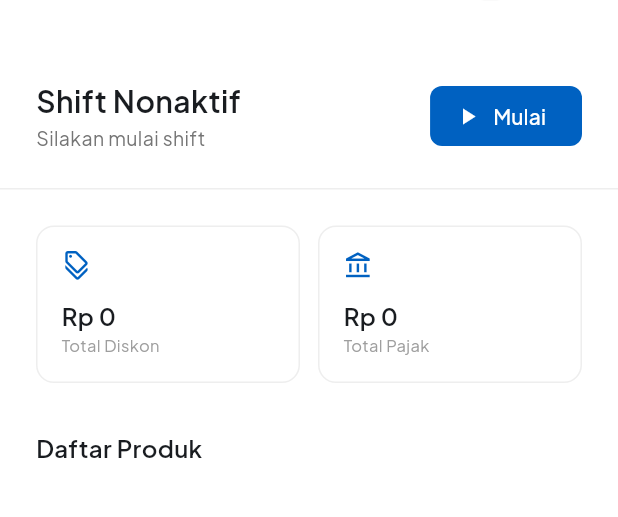
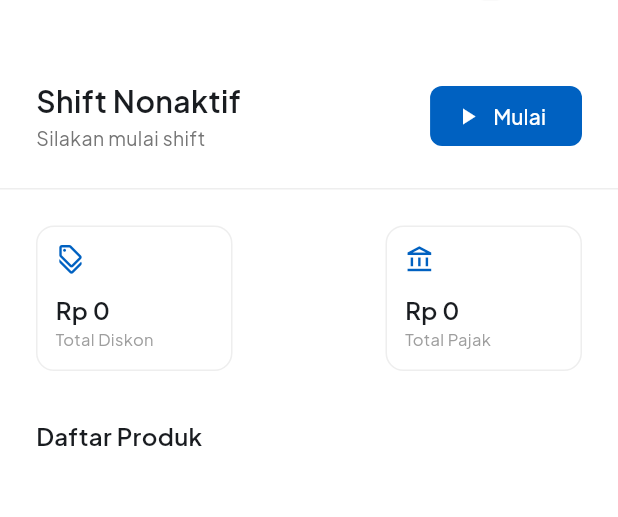
Before and after one commit to Zhprn/mitbizz-app, a Flutter app: the DashboardPage screen opened directly, on a phone screen of 412 x 824 dp, the part 61-578 px from its top. Run offline on Flutter 3.47's test engine with Material 3 defaults, Android fonts, the light colour scheme and no system bars; our stand-ins replace device_preview, lottie, shared_preferences; missing offline and left inert: better_auth_flutter; accounts and stored records are empty; network calls fail.

Commit message:
layout responsive adjust

```diff
--- a/lib/core/widgets/custom_app_bar.dart
+++ b/lib/core/widgets/custom_app_bar.dart
@@ -19,7 +19,7 @@ class CustomAppBar extends StatelessWidget implements PreferredSizeWidget {
     final user = authProv.user;
 
     double screenWidth = MediaQuery.of(context).size.width;
-    bool isMobile = screenWidth < 800;
+    bool isMobile = screenWidth < 1000;
 
     return AppBar(
       backgroundColor: Colors.white,
--- a/lib/features/dashboard/pages/dashboard_page.dart
+++ b/lib/features/dashboard/pages/dashboard_page.dart
@@ -348,8 +348,8 @@ class _DashboardPageState extends State<DashboardPage> {
   Widget _buildStat(String val, String label, IconData icon) {
     double sw = MediaQuery.of(context).size.width;
     return Container(
-      width: (sw - 60) / 2,
-      padding: const EdgeInsets.all(16),
+      width: (sw - 150) / 2,
+      padding: const EdgeInsets.all(12),
       decoration: BoxDecoration(
         border: Border.all(color: Colors.grey.shade200),
         borderRadius: BorderRadius.circular(12),
```
